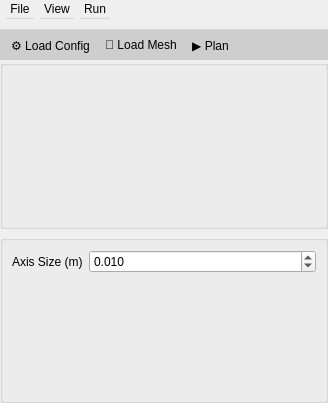
This is noether_gui/ui/tpp_widget.ui in ros-industrial/noether as Qt 5 draws it before an edit. The edited form follows.
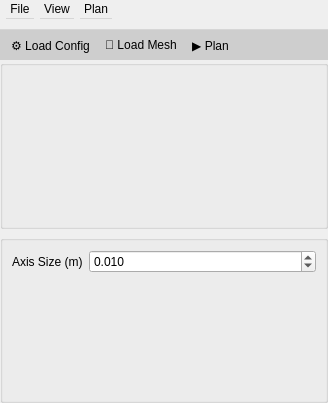
This is the edited form.

Commit message: Renamed actions to snake case

What changed in the file:
```diff
--- a/noether_gui/ui/tpp_widget.ui
+++ b/noether_gui/ui/tpp_widget.ui
@@ -46,7 +46,7 @@
       </widget>
       <widget class="QMenu" name="menuRun">
        <property name="title">
-        <string>Run</string>
+        <string>Plan</string>
        </property>
        <addaction name="action_loadMesh"/>
        <addaction name="action_executePipeline"/>
```
Left out of the diff: 38 changed lines with no effect on the pictures. The commit also changes 1 other file.
